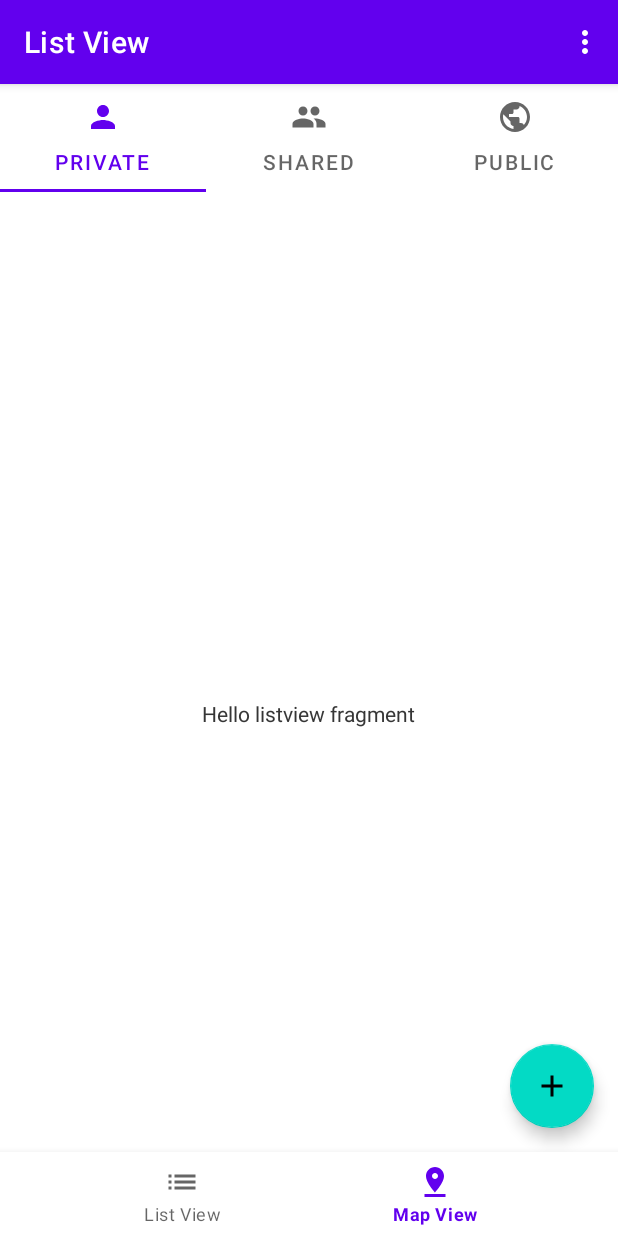
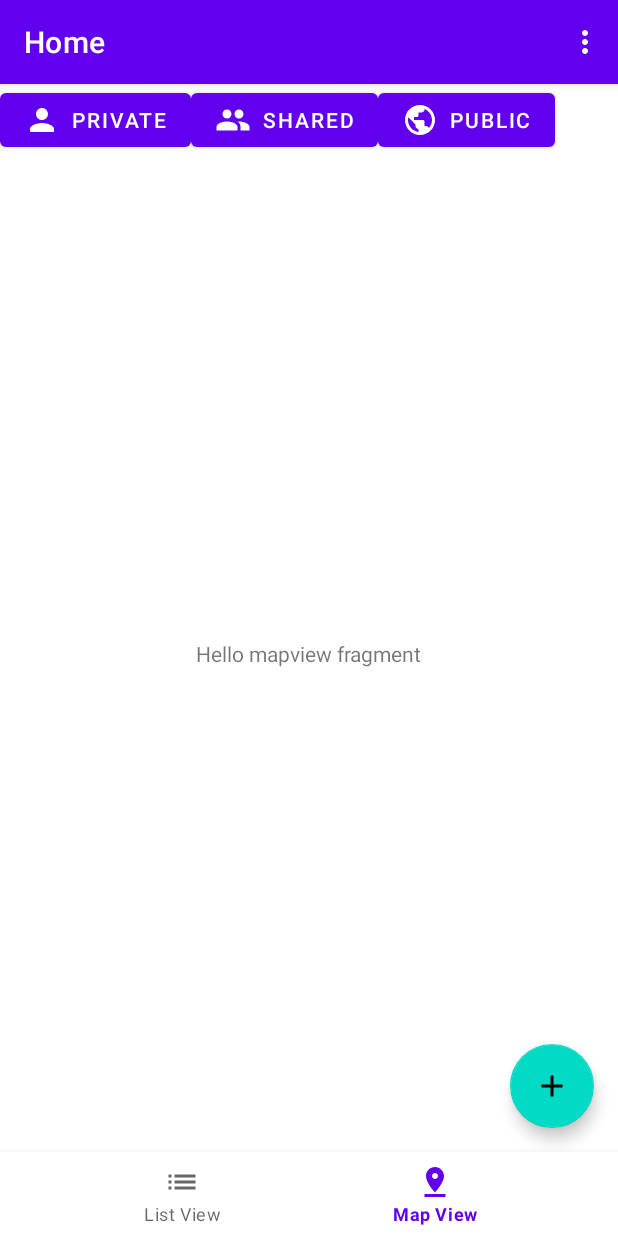
Before and after one commit to GrantJEmerson/interactivediary, an Android app: the HomeActivity screen opened directly, with no data from a screen before it, item 2 of the bottom bar chosen, on a phone screen of 412 x 824 dp. Run offline under Robolectric (Android 15) with nearby library versions, the phone set to English and light mode, and no system bars; our stand-ins replace data binding.

Commit message:
Got top tab working

```diff
--- a/app/src/main/java/com/group24/interactivediary/HomeActivity.java
+++ b/app/src/main/java/com/group24/interactivediary/HomeActivity.java
@@ -9,95 +9,116 @@ import androidx.appcompat.app.AppCompatActivity;
 import android.util.Log;
 import android.view.View;
 
+import androidx.appcompat.widget.Toolbar;
 import androidx.fragment.app.Fragment;
+import androidx.fragment.app.FragmentManager;
+import androidx.fragment.app.FragmentTransaction;
 import androidx.lifecycle.ViewModelProvider;
-import androidx.navigation.NavBackStackEntry;
-import androidx.navigation.NavController;
-import androidx.navigation.Navigation;
-import androidx.navigation.fragment.NavHostFragment;
-import androidx.navigation.ui.AppBarConfiguration;
-import androidx.navigation.ui.NavigationUI;
 import androidx.viewpager2.widget.ViewPager2;
 
+import com.google.android.material.bottomnavigation.BottomNavigationView;
+import com.google.android.material.floatingactionbutton.FloatingActionButton;
 import com.google.android.material.tabs.TabLayout;
 import com.google.android.material.tabs.TabLayoutMediator;
-import com.group24.interactivediary.databinding.ActivityHomeBinding;
 import com.group24.interactivediary.ui.listview.ListviewFragment;
 import com.group24.interactivediary.ui.listview.ListviewViewModel;
+import com.group24.interactivediary.ui.mapview.MapviewFragment;
 import com.group24.interactivediary.ui.mapview.MapviewViewModel;
 
 import android.view.Menu;
 import android.view.MenuItem;
+import android.widget.Button;
+import android.widget.FrameLayout;
+import android.widget.RelativeLayout;
 
 public class HomeActivity extends AppCompatActivity {
     public static final String TAG = "HomeActivity";
 
-    private ActivityHomeBinding binding;
+    public static final int PRIVATE = 0;
+    public static final int SHARED = 1;
+    public static final int PUBLIC = 2;
+
     private String[] tabTitles = {"Private", "Shared", "Public"};
     private int[] tabIcons = {R.drawable.ic_baseline_person_24, R.drawable.ic_baseline_people_24, R.drawable.ic_baseline_public_24};
 
-    private Fragment curFragment;
+    // Views in the layout
+    private Toolbar toolbar;
+    private Button privateButton;
+    private Button sharedButton;
+    private Button publicButton;
+    private BottomNavigationView navView;
+    private FloatingActionButton fab;
+    private FrameLayout fragmentContainer;
+
+    // Other necessary member variables
+    private ListviewFragment listviewFragment;
+    private MapviewFragment mapviewFragment;
+    private FragmentManager fragmentManager;
     private ViewModelProvider viewModelProvider;
     private ListviewViewModel listviewViewModel;
     private MapviewViewModel mapviewViewModel;
 
-    // Views in the layout
-    private TabLayout entryTypeTabLayout;
-    private ViewPager2 entryTypeViewPager;
-
     @Override
     protected void onCreate(Bundle savedInstanceState) {
         super.onCreate(savedInstanceState);
+        setContentView(R.layout.activity_home);
 
-        binding = ActivityHomeBinding.inflate(getLayoutInflater());
-        setContentView(binding.getRoot());
+        // Initialize the views in the layout
+        toolbar = findViewById(R.id.toolbar);
+        privateButton = findViewById(R.id.privateButton);
+        sharedButton = findViewById(R.id.sharedButton);
+        publicButton = findViewById(R.id.publicButton);
+        navView = findViewById(R.id.navView);
+        fab = findViewById(R.id.fab);
+        fragmentContainer = findViewById(R.id.fragmentContainer);
 
-        setSupportActionBar(binding.toolbar);
+        // Initialize other member variables
+        fragmentManager = getSupportFragmentManager();
+        // Create fragments
+        listviewFragment = new ListviewFragment();
+        mapviewFragment = new MapviewFragment();
+        viewModelProvider = new ViewModelProvider(this);
+        listviewViewModel = viewModelProvider.get(ListviewViewModel.class);
+        mapviewViewModel = viewModelProvider.get(MapviewViewModel.class);
+
+        // Set up toolbar
+        setSupportActionBar(toolbar);
 
         // Set up the bottom nav bar
-        // Passing each menu ID as a set of Ids because each
-        // menu should be considered as top level destinations.
-        AppBarConfiguration appBarConfiguration = new AppBarConfiguration.Builder(
-                R.id.navigation_listview, R.id.navigation_mapview)
-                .build();
-        NavController navController = Navigation.findNavController(this, R.id.nav_host_fragment_content_home);
-        NavigationUI.setupActionBarWithNavController(this, navController, appBarConfiguration);
-        NavigationUI.setupWithNavController(binding.navView, navController);
-        binding.navView.setOnItemSelectedListener(item -> {
-            Log.e(TAG, item.toString());
-            updateCurFragment();
+        // Set viewPager adapter to listviewAdapter by default
+        navView.setOnItemSelectedListener(item -> {
+            if (item.getItemId() == R.id.navigation_listview) displayListviewFragment();
+            if (item.getItemId() == R.id.navigation_mapview) displayMapviewFragment();
             return true;
         });
 
         // Set up the top nav bar
-        entryTypeTabLayout = binding.entryTypeTabLayout;
-        entryTypeViewPager = binding.entryTypeViewPager;
-
-        // Get the viewModels of the current instances of listview and mapview fragments
-        NavBackStackEntry backStackEntry = navController.getBackStackEntry(R.id.bottom_nav);
-        viewModelProvider = new ViewModelProvider(backStackEntry);
-        listviewViewModel = viewModelProvider.get(ListviewViewModel.class);
-        Log.e(TAG, listviewViewModel.toString());
-        mapviewViewModel = viewModelProvider.get(MapviewViewModel.class);
-        Log.e(TAG, mapviewViewModel.toString());
-
-        updateCurFragment();
-
-        TabLayoutMediator tabLayoutMediator = new TabLayoutMediator(entryTypeTabLayout, entryTypeViewPager, new TabLayoutMediator.TabConfigurationStrategy() {
+        privateButton.setOnClickListener(new View.OnClickListener() {
             @Override
-            public void onConfigureTab(@NonNull TabLayout.Tab tab, int position) {
-                tab.setText(tabTitles[position]);
-                tab.setIcon(tabIcons[position]);
-                Log.e(TAG, "listviewViewModel.select(" + position + ");");
-                Log.e(TAG, "mapviewViewModel.select(" + position + ");");
-                listviewViewModel.setEntryType(position);
-                mapviewViewModel.setEntryType(position);
+            public void onClick(View view) {
+                listviewViewModel.setEntryType(PRIVATE);
+                mapviewViewModel.setEntryType(PRIVATE);
             }
         });
-        tabLayoutMediator.attach();
+
+        sharedButton.setOnClickListener(new View.OnClickListener() {
+            @Override
+            public void onClick(View view) {
+                listviewViewModel.setEntryType(SHARED);
+                mapviewViewModel.setEntryType(SHARED);
+            }
+        });
+
+        publicButton.setOnClickListener(new View.OnClickListener() {
+            @Override
+            public void onClick(View view) {
+                listviewViewModel.setEntryType(PUBLIC);
+                mapviewViewModel.setEntryType(PUBLIC);
+            }
+        });
 
         // Set up the entry add button
-        binding.fab.setOnClickListener(new View.OnClickListener() {
+        fab.setOnClickListener(new View.OnClickListener() {
             @Override
             public void onClick(View view) {
                 goEntryCreateActivity();
@@ -133,24 +154,35 @@ public class HomeActivity extends AppCompatActivity {
         startActivity(intent);
     }
 
-    private void updateCurFragment() {
-        // Find current fragment being displayed
-        NavHostFragment navHostFragment = (NavHostFragment) getSupportFragmentManager().findFragmentById(R.id.nav_host_fragment_content_home);
-        curFragment = navHostFragment.getChildFragmentManager().getFragments().get(0);
-        Log.e(TAG, navHostFragment.getChildFragmentManager().getFragments().size() + " " + navHostFragment.getChildFragmentManager().getFragments().toString());
-        Log.e(TAG, curFragment.getClass().getCanonicalName());
-        // Set adapter to viewpager
-        if (curFragment.getClass().equals(ListviewFragment.class)) {
-            if (listviewViewModel.getListviewAdapter() == null) {
-                listviewViewModel.setListviewAdapter(new ListviewAdapter(this));
-            }
-            entryTypeViewPager.setAdapter(listviewViewModel.getListviewAdapter());
+    private void displayListviewFragment() {
+        FragmentTransaction ft = fragmentManager.beginTransaction();
+        if (listviewFragment.isAdded()) { // if the fragment is already in container
+            ft.show(listviewFragment);
         }
-        else {
-            if (mapviewViewModel.getMapviewAdapter() == null) {
-                mapviewViewModel.setMapviewAdapter(new MapviewAdapter(this));
-            }
-            entryTypeViewPager.setAdapter(mapviewViewModel.getMapviewAdapter());
+        else { // fragment needs to be added to frame container
+            ft.add(R.id.fragmentContainer, listviewFragment, "listViewFragment");
         }
+        // Hide mapviewFragment
+        if (mapviewFragment.isAdded()) {
+            ft.hide(mapviewFragment);
+        }
+        // Commit changes
+        ft.commit();
+    }
+
+    private void displayMapviewFragment() {
+        FragmentTransaction ft = fragmentManager.beginTransaction();
+        if (mapviewFragment.isAdded()) { // if the fragment is already in container
+            ft.show(mapviewFragment);
+        }
+        else { // fragment needs to be added to frame container
+            ft.add(R.id.fragmentContainer, mapviewFragment, "mapViewFragment");
+        }
+        // Hide listviewFragment
+        if (listviewFragment.isAdded()) {
+            ft.hide(listviewFragment);
+        }
+        // Commit changes
+        ft.commit();
     }
 }
--- a/app/src/main/java/com/group24/interactivediary/ui/listview/ListviewFragment.java
+++ b/app/src/main/java/com/group24/interactivediary/ui/listview/ListviewFragment.java
@@ -7,47 +7,60 @@ import android.view.ViewGroup;
 import android.widget.TextView;
 
 import androidx.annotation.NonNull;
+import androidx.annotation.Nullable;
 import androidx.fragment.app.Fragment;
 import androidx.lifecycle.ViewModelProvider;
 
-import com.group24.interactivediary.databinding.FragmentListviewBinding;
+import com.group24.interactivediary.HomeActivity;
+import com.group24.interactivediary.R;
+
+import org.jetbrains.annotations.NotNull;
 
 public class ListviewFragment extends Fragment {
     public static final String TAG = "ListviewFragment";
 
-    private FragmentListviewBinding binding;
+    // Views in the layout
+    private TextView textviewListview;
 
-    public View onCreateView(@NonNull LayoutInflater inflater,
-                             ViewGroup container, Bundle savedInstanceState) {
-        ListviewViewModel listviewViewModel =
-                new ViewModelProvider(this).get(ListviewViewModel.class);
+    // Other necessary member variables
+    private ViewModelProvider viewModelProvider;
+    private ListviewViewModel listviewViewModel;
 
-        binding = FragmentListviewBinding.inflate(inflater, container, false);
-        View root = binding.getRoot();
+    public View onCreateView(@NonNull LayoutInflater inflater, ViewGroup container, Bundle savedInstanceState) {// Inflate the layout for this fragment
+        return inflater.inflate(R.layout.fragment_listview, container, false);
+    }
 
-        final TextView textView = binding.textviewListview;
+    @Override
+    public void onViewCreated(@NonNull @NotNull View view, @Nullable @org.jetbrains.annotations.Nullable Bundle savedInstanceState) {
+        super.onViewCreated(view, savedInstanceState);
+
+        // Initialize the views in the layout
+        textviewListview = view.findViewById(R.id.textviewListview);
+
+        // Initialize other member variables
+        viewModelProvider = new ViewModelProvider(requireActivity());
+        listviewViewModel = viewModelProvider.get(ListviewViewModel.class);
+
         listviewViewModel.getEntryType().observe(getViewLifecycleOwner(), entryType -> {
             switch (entryType) {
-                case 0: // private
-                    textView.setText("viewing list view for private entries");
+                case HomeActivity.PRIVATE: // private
+                    textviewListview.setText("viewing list view for private entries");
                     break;
-                case 1: // shared
-                    textView.setText("viewing list view for shared entries");
+                case HomeActivity.SHARED: // shared
+                    textviewListview.setText("viewing list view for shared entries");
                     break;
-                case 2: // public
-                    textView.setText("viewing list view for public entries");
+                case HomeActivity.PUBLIC: // public
+                    textviewListview.setText("viewing list view for public entries");
                     break;
                 default:
                     break;
             }
         });
 
-        return root;
     }
 
     @Override
     public void onDestroyView() {
         super.onDestroyView();
-        binding = null;
     }
 }
--- a/app/src/main/java/com/group24/interactivediary/ui/listview/ListviewViewModel.java
+++ b/app/src/main/java/com/group24/interactivediary/ui/listview/ListviewViewModel.java
@@ -8,7 +8,6 @@ import com.group24.interactivediary.ListviewAdapter;
 
 public class ListviewViewModel extends ViewModel {
     private final MutableLiveData<Integer> entryType = new MutableLiveData<>();
-    private ListviewAdapter listviewAdapter;
 
     public ListviewViewModel() {}
 
@@ -19,12 +18,4 @@ public class ListviewViewModel extends ViewModel {
     public LiveData<Integer> getEntryType() {
         return entryType;
     }
-
-    public void setListviewAdapter(ListviewAdapter setTo) {
-        listviewAdapter = setTo;
-    }
-
-    public ListviewAdapter getListviewAdapter() {
-        return listviewAdapter;
-    }
 }
--- a/app/src/main/java/com/group24/interactivediary/ui/mapview/MapviewFragment.java
+++ b/app/src/main/java/com/group24/interactivediary/ui/mapview/MapviewFragment.java
@@ -7,47 +7,61 @@ import android.view.ViewGroup;
 import android.widget.TextView;
 
 import androidx.annotation.NonNull;
+import androidx.annotation.Nullable;
 import androidx.fragment.app.Fragment;
 import androidx.lifecycle.ViewModelProvider;
 
-import com.group24.interactivediary.databinding.FragmentMapviewBinding;
+import com.group24.interactivediary.HomeActivity;
+import com.group24.interactivediary.R;
+import com.group24.interactivediary.ui.listview.ListviewViewModel;
+
+import org.jetbrains.annotations.NotNull;
 
 public class MapviewFragment extends Fragment {
-    public static final String TAG = "MapViewFragment";
+    public static final String TAG = "MapviewFragment";
 
-    private FragmentMapviewBinding binding;
+    // Views in the layout
+    private TextView textviewMapview;
 
-    public View onCreateView(@NonNull LayoutInflater inflater,
-                             ViewGroup container, Bundle savedInstanceState) {
-        MapviewViewModel mapviewViewModel =
-                new ViewModelProvider(this).get(MapviewViewModel.class);
+    // Other necessary member variables
+    private ViewModelProvider viewModelProvider;
+    private MapviewViewModel mapviewViewModel;
 
-        binding = FragmentMapviewBinding.inflate(inflater, container, false);
-        View root = binding.getRoot();
+    public View onCreateView(@NonNull LayoutInflater inflater, ViewGroup container, Bundle savedInstanceState) {// Inflate the layout for this fragment
+        return inflater.inflate(R.layout.fragment_mapview, container, false);
+    }
 
-        final TextView textView = binding.textviewMapview;
+    @Override
+    public void onViewCreated(@NonNull @NotNull View view, @Nullable @org.jetbrains.annotations.Nullable Bundle savedInstanceState) {
+        super.onViewCreated(view, savedInstanceState);
+
+        // Initialize the views in the layout
+        textviewMapview = view.findViewById(R.id.textviewMapview);
+
+        // Initialize other member variables
+        viewModelProvider = new ViewModelProvider(requireActivity());
+        mapviewViewModel = viewModelProvider.get(MapviewViewModel.class);
+
         mapviewViewModel.getEntryType().observe(getViewLifecycleOwner(), entryType -> {
             switch (entryType) {
-                case 0: // private
-                    textView.setText("viewing map view for private entries");
+                case HomeActivity.PRIVATE: // private
+                    textviewMapview.setText("viewing map view for private entries");
                     break;
-                case 1: // shared
-                    textView.setText("viewing map view for shared entries");
+                case HomeActivity.SHARED: // shared
+                    textviewMapview.setText("viewing map view for shared entries");
                     break;
-                case 2: // public
-                    textView.setText("viewing map view for public entries");
+                case HomeActivity.PUBLIC: // public
+                    textviewMapview.setText("viewing map view for public entries");
                     break;
                 default:
                     break;
             }
         });
 
-        return root;
     }
 
     @Override
     public void onDestroyView() {
         super.onDestroyView();
-        binding = null;
     }
 }
--- a/app/src/main/java/com/group24/interactivediary/ui/mapview/MapviewViewModel.java
+++ b/app/src/main/java/com/group24/interactivediary/ui/mapview/MapviewViewModel.java
@@ -8,7 +8,6 @@ import com.group24.interactivediary.MapviewAdapter;
 
 public class MapviewViewModel extends ViewModel {
     private final MutableLiveData<Integer> entryType = new MutableLiveData<>();
-    private MapviewAdapter mapviewAdapter;
 
     public MapviewViewModel() {}
 
@@ -19,12 +18,4 @@ public class MapviewViewModel extends ViewModel {
     public LiveData<Integer> getEntryType() {
         return entryType;
     }
-
-    public void setMapviewAdapter(MapviewAdapter setTo) {
-        mapviewAdapter = setTo;
-    }
-
-    public MapviewAdapter getMapviewAdapter() {
-        return mapviewAdapter;
-    }
 }
--- a/app/src/main/res/layout/activity_home.xml
+++ b/app/src/main/res/layout/activity_home.xml
@@ -12,7 +12,7 @@
         tools:context=".HomeActivity">
 
         <com.google.android.material.appbar.AppBarLayout
-            android:id="@+id/app_bar_layout"
+            android:id="@+id/appBarLayout"
             android:layout_width="match_parent"
             android:layout_height="wrap_content"
             android:theme="@style/Theme.InteractiveDiary.AppBarOverlay">
@@ -26,48 +26,53 @@
 
         </com.google.android.material.appbar.AppBarLayout>
 
-        <androidx.viewpager2.widget.ViewPager2
-            android:id="@+id/entry_type_view_pager"
+        <RelativeLayout
+            android:id="@+id/entryTypeRelativeLayout"
+            android:layout_width="match_parent"
+            android:layout_height="wrap_content"
+            android:layout_below="@id/appBarLayout">
+
+
+            <Button
+                android:id="@+id/privateButton"
+                android:layout_width="wrap_content"
+                android:layout_height="wrap_content"
+                android:text="@string/privateTab"
+                app:icon="@drawable/ic_baseline_person_24" />
+
+            <Button
+                android:id="@+id/sharedButton"
+                android:layout_width="wrap_content"
+                android:layout_height="wrap_content"
+                android:layout_toRightOf="@id/privateButton"
+                android:text="@string/sharedTab"
+                app:icon="@drawable/ic_baseline_people_24" />
+
+            <Button
+                android:id="@+id/publicButton"
+                android:layout_width="wrap_content"
+                android:layout_height="wrap_content"
+                android:layout_toRightOf="@id/sharedButton"
+                android:text="@string/publicTab"
+                app:icon="@drawable/ic_baseline_public_24" />
+        </RelativeLayout>
+
+        <FrameLayout
+            android:id="@+id/fragmentContainer"
             android:layout_width="match_parent"
             android:layout_height="match_parent"
-            android:layout_below="@id/entry_type_tab_layout" />
-
-            <com.google.android.material.tabs.TabLayout
-                android:id="@+id/entry_type_tab_layout"
-                android:layout_width="match_parent"
-                android:layout_height="wrap_content"
-                android:layout_below="@id/app_bar_layout">
-
-                <com.google.android.material.tabs.TabItem
-                    android:layout_width="wrap_content"
-                    android:layout_height="wrap_content"
-                    android:icon="@drawable/ic_baseline_person_24"
-                    android:text="@string/privateTab" />
-
-                <com.google.android.material.tabs.TabItem
-                    android:layout_width="wrap_content"
-                    android:layout_height="wrap_content"
-                    android:icon="@drawable/ic_baseline_people_24"
-                    android:text="@string/sharedTab" />
-
-                <com.google.android.material.tabs.TabItem
-                    android:layout_width="wrap_content"
-                    android:layout_height="wrap_content"
-                    android:icon="@drawable/ic_baseline_public_24"
-                    android:text="@string/publicTab" />
-            </com.google.android.material.tabs.TabLayout>
-
-        <include
-            layout="@layout/content_home"
-            android:layout_width="match_parent"
-            android:layout_height="match_parent"
-            android:layout_below="@id/entry_type_tab_layout" />
+            android:layout_above="@id/navView"
+            android:layout_below="@id/entryTypeRelativeLayout"
+            app:layout_constraintBottom_toBottomOf="parent"
+            app:layout_constraintLeft_toLeftOf="parent"
+            app:layout_constraintRight_toRightOf="parent"
+            app:layout_constraintTop_toTopOf="parent" />
 
         <com.google.android.material.floatingactionbutton.FloatingActionButton
             android:id="@+id/fab"
             android:layout_width="wrap_content"
             android:layout_height="wrap_content"
-            android:layout_above="@id/nav_view"
+            android:layout_above="@id/navView"
             android:layout_alignParentEnd="true"
             android:layout_marginEnd="@dimen/fab_margin"
             android:layout_marginBottom="16dp"
@@ -75,7 +80,7 @@
             app:srcCompat="@drawable/ic_outline_add_24" />
 
         <com.google.android.material.bottomnavigation.BottomNavigationView
-            android:id="@+id/nav_view"
+            android:id="@+id/navView"
             android:layout_width="match_parent"
             android:layout_height="wrap_content"
             android:layout_alignParentBottom="true"
--- a/app/src/main/res/layout/content_home.xml
+++ /dev/null
@@ -1,20 +0,0 @@
-<?xml version="1.0" encoding="utf-8"?>
-<RelativeLayout
-    xmlns:android="http://schemas.android.com/apk/res/android"
-    xmlns:app="http://schemas.android.com/apk/res-auto"
-    android:layout_width="match_parent"
-    android:layout_height="match_parent"
-    app:layout_behavior="@string/appbar_scrolling_view_behavior">
-
-    <fragment
-        android:id="@+id/nav_host_fragment_content_home"
-        android:name="androidx.navigation.fragment.NavHostFragment"
-        android:layout_width="match_parent"
-        android:layout_height="match_parent"
-        app:defaultNavHost="true"
-        app:layout_constraintBottom_toBottomOf="parent"
-        app:layout_constraintLeft_toLeftOf="parent"
-        app:layout_constraintRight_toRightOf="parent"
-        app:layout_constraintTop_toTopOf="parent"
-        app:navGraph="@navigation/bottom_nav" />
-</RelativeLayout>
--- a/app/src/main/res/layout/fragment_listview.xml
+++ b/app/src/main/res/layout/fragment_listview.xml
@@ -9,7 +9,7 @@
         tools:context=".ui.listview.ListviewFragment">
 
         <TextView
-            android:id="@+id/textview_listview"
+            android:id="@+id/textviewListview"
             android:layout_width="wrap_content"
             android:layout_height="wrap_content"
             android:layout_centerInParent="true"
--- a/app/src/main/res/layout/fragment_mapview.xml
+++ b/app/src/main/res/layout/fragment_mapview.xml
@@ -9,7 +9,7 @@
         tools:context=".ui.mapview.MapviewFragment">
 
         <TextView
-            android:id="@+id/textview_mapview"
+            android:id="@+id/textviewMapview"
             android:layout_width="wrap_content"
             android:layout_height="wrap_content"
             android:layout_centerInParent="true"
--- /dev/null
+++ b/app/src/main/res/layout/toolbar_main.xml
@@ -0,0 +1,6 @@
+<androidx.appcompat.widget.Toolbar
+    xmlns:android="http://schemas.android.com/apk/res/android"
+    xmlns:app="http://schemas.android.com/apk/res-auto"
+    android:layout_width="match_parent"
+    android:layout_height="wrap_content"
+    android:background="?attr/colorPrimary" />
--- a/app/src/main/res/navigation/bottom_nav.xml
+++ /dev/null
@@ -1,19 +0,0 @@
-<?xml version="1.0" encoding="utf-8"?>
-<navigation xmlns:android="http://schemas.android.com/apk/res/android"
-    xmlns:app="http://schemas.android.com/apk/res-auto"
-    xmlns:tools="http://schemas.android.com/tools"
-    android:id="@+id/bottom_nav"
-    app:startDestination="@id/navigation_listview">
-
-    <fragment
-        android:id="@+id/navigation_listview"
-        android:name="com.group24.interactivediary.ui.listview.ListviewFragment"
-        android:label="@string/title_listview"
-        tools:layout="@layout/fragment_listview" />
-
-    <fragment
-        android:id="@+id/navigation_mapview"
-        android:name="com.group24.interactivediary.ui.mapview.MapviewFragment"
-        android:label="@string/title_mapview"
-        tools:layout="@layout/fragment_mapview" />
-</navigation>
```
